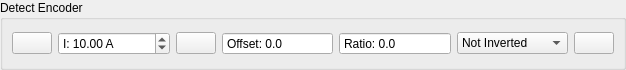
Above: widgets/detectfocencoder.ui from njupt-robomasters/vesc_tool-zh before the change. Below: the same form after it.
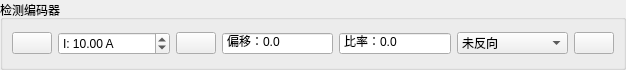
That is the form after the change.

Diff of the .ui file:
```diff
--- a/widgets/detectfocencoder.ui
+++ b/widgets/detectfocencoder.ui
@@ -29,7 +29,7 @@
    <item>
     <widget class="QGroupBox" name="groupBox">
      <property name="title">
-      <string>Detect Encoder</string>
+      <string>检测编码器</string>
      </property>
      <layout class="QHBoxLayout" name="horizontalLayout" stretch="0,1,0,1,1,1,0">
       <item>
@@ -92,7 +92,7 @@
          <enum>QAbstractSpinBox::NoButtons</enum>
         </property>
         <property name="prefix">
-         <string>Offset: </string>
+         <string>偏移：</string>
         </property>
         <property name="suffix">
          <string/>
@@ -120,7 +120,7 @@
          <enum>QAbstractSpinBox::NoButtons</enum>
         </property>
         <property name="prefix">
-         <string>Ratio: </string>
+         <string>比率：</string>
         </property>
         <property name="suffix">
          <string/>
@@ -143,7 +143,7 @@
         </property>
         <item>
          <property name="text">
-          <string>Not Inverted</string>
+          <string>未反向</string>
          </property>
         </item>
         <item>
```
Left out of the diff: 14 changed lines with no effect on the pictures.
